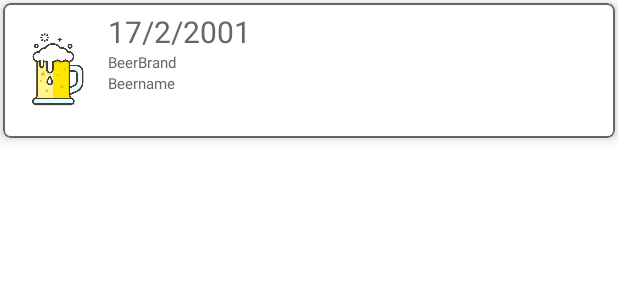
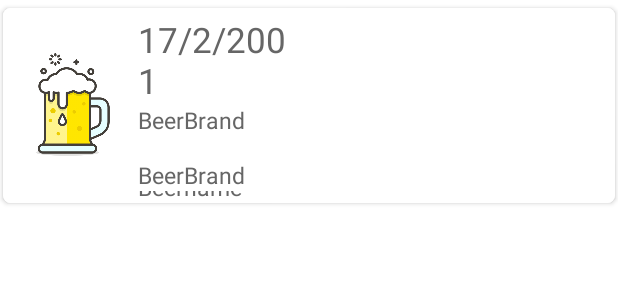
Before and after one commit to FelixWochele/Bierbock, an Android app: the layout beer_history_item.xml on its own in the app's theme, with its tools: preview values and no code run, on a phone screen of 412 x 824 dp. Shown: the top 300 px of the screen. Run offline under Robolectric (Android 15) with nearby library versions, the phone set to English and light mode, and no system bars.

Commit message:
Added location to beer history

```diff
--- a/app/src/main/java/com/bierbock/BeerHistory/BeerHistoryViewHolder.java
+++ b/app/src/main/java/com/bierbock/BeerHistory/BeerHistoryViewHolder.java
@@ -16,11 +16,17 @@ public class BeerHistoryViewHolder extends RecyclerView.ViewHolder {
     TextView beerBrandTextView;
     TextView dateOfDrinkingTextView;
 
+    TextView locationView;
+
+    TextView timeTextView;
+
     public BeerHistoryViewHolder(@NonNull View itemView) {
         super(itemView);
         imageView = itemView.findViewById(R.id.drank_beer_image);
         beerNameTextView = itemView.findViewById(R.id.beer_name);
         beerBrandTextView = itemView.findViewById(R.id.beer_brand);
         dateOfDrinkingTextView = itemView.findViewById(R.id.date_of_drinking);
+        timeTextView = itemView.findViewById(R.id.history_time);
+        locationView = itemView.findViewById(R.id.location);
     }
 }
--- a/app/src/main/res/layout/beer_history_item.xml
+++ b/app/src/main/res/layout/beer_history_item.xml
@@ -5,17 +5,16 @@
     android:layout_width="match_parent"
     android:layout_height="wrap_content"
     android:layout_marginLeft="2dp"
-    android:layout_marginTop="2dp"
+    android:layout_marginTop="5dp"
     android:layout_marginRight="2dp"
-    android:layout_marginBottom="2dp"
+    android:layout_marginBottom="5dp"
     android:background="@color/mainColor"
     android:orientation="horizontal"
     app:cardCornerRadius="5dp"
-    app:cardElevation="5dp"
-    app:strokeColor="@color/mainColor"
-    app:strokeWidth="1dp">
+    app:cardElevation="2dp">
 
     <LinearLayout
+        android:id="@+id/card_background"
         android:layout_width="match_parent"
         android:layout_height="match_parent"
         android:background="#FFFFFF"
@@ -23,8 +22,8 @@
 
         <ImageView
             android:id="@+id/drank_beer_image"
-            android:layout_width="50dp"
-            android:layout_height="70dp"
+            android:layout_width="70dp"
+            android:layout_height="110dp"
             android:layout_marginLeft="10dp"
             android:layout_marginTop="10dp"
             android:layout_marginBottom="10dp"
@@ -33,7 +32,7 @@
             tools:src="@drawable/beer_example_image" />
 
         <LinearLayout
-            android:layout_width="wrap_content"
+            android:layout_width="110dp"
             android:layout_height="match_parent"
             android:layout_marginLeft="10dp"
             android:orientation="vertical">
@@ -45,7 +44,7 @@
                 android:layout_marginTop="5dp"
                 android:text="17/2/2001"
                 android:textColor="#666666"
-                android:textSize="20sp" />
+                android:textSize="23sp" />
 
             <TextView
                 android:id="@+id/beer_brand"
@@ -54,7 +53,22 @@
                 android:layout_gravity="bottom"
                 android:text="BeerBrand"
                 android:textColor="#666666"
-                android:textSize="10sp" />
+                android:textSize="15sp" />
+
+            <LinearLayout
+                android:layout_width="match_parent"
+                android:layout_height="match_parent"
+                android:orientation="vertical">
+
+                <TextView
+                    android:id="@+id/history_time"
+                    android:layout_width="match_parent"
+                    android:layout_height="wrap_content"
+                    android:layout_gravity="bottom"
+                    android:layout_marginTop="15dp"
+                    android:text="BeerBrand"
+                    android:textColor="#666666"
+                    android:textSize="15sp" />
 
                 <TextView
                     android:id="@+id/beer_name"
@@ -64,7 +78,17 @@
                     android:gravity="bottom"
                     android:text="Beername"
                     android:textColor="#666666"
-                android:textSize="10sp" />
+                    android:textSize="15sp" />
+
+                <TextView
+                    android:id="@+id/location"
+                    android:layout_width="wrap_content"
+                    android:layout_height="wrap_content"
+                    android:layout_gravity="bottom|right"
+                    android:layout_weight="1"
+                    android:gravity="bottom|right"
+                    android:text="TextView" />
+            </LinearLayout>
 
         </LinearLayout>
 
```
Also changed, not shown: app/src/main/java/com/bierbock/BackendFolder/OwnDrinkProgress.java (+47 -2 lines), app/src/main/java/com/bierbock/BeerHistory/BeerHistoryAdapter.java (+3 -8 lines), app/src/main/java/com/bierbock/BeerHistory/BeerHistoryItem.java (+18 -10 lines), app/src/main/java/com/bierbock/HomeFragment.java (+15 -4 lines). Lines whose indentation alone changed are shown as unchanged.
